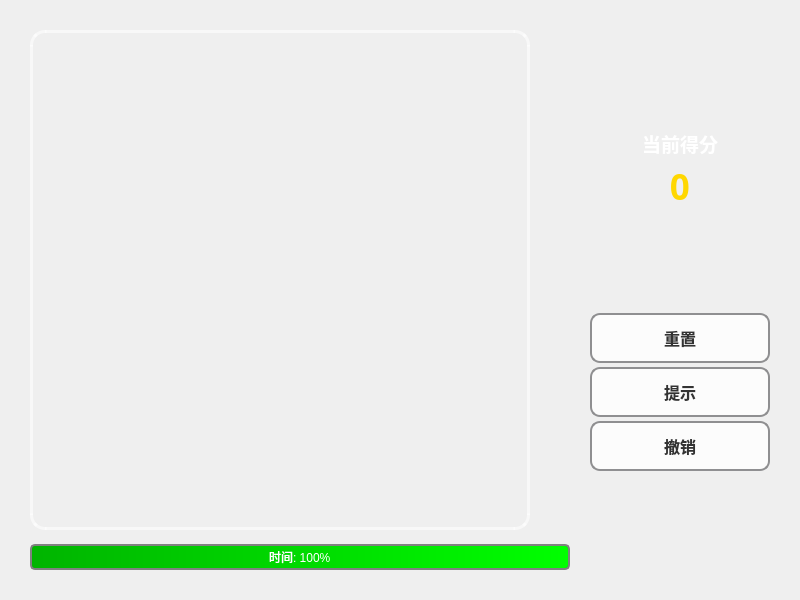
The window that src/view/GameWidget.ui (LiuYe716136/BegeweledGame) describes before a commit, drawn with Qt 5.
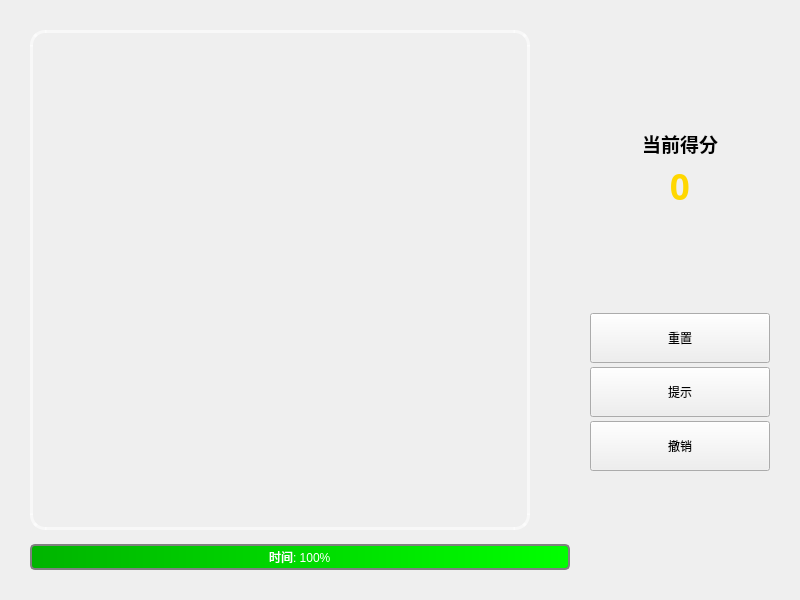
The same window after the commit. Icons and pictures are not drawn.

The edit to the form file:
```diff
--- a/src/view/GameWidget.ui
+++ b/src/view/GameWidget.ui
@@ -25,37 +25,6 @@
   <property name="windowTitle">
    <string>宝石迷阵 - Bejeweled</string>
   </property>
-  <property name="styleSheet">
-   <string notr="true">#GameWidget {
-        background-image: url(:/bgs/assets/images/game_bg.jpg);
-}
-
-QLabel {
-        color: white;
-        font-family: &quot;Microsoft YaHei&quot;;
-        font-weight: bold;
-}
-
-QPushButton {
-        background-color: rgba(255, 255, 255, 200);
-        border: 2px solid #8f8f91;
-        border-radius: 10px;
-        padding: 5px;
-        font-size: 16px;
-        color: #333;
-        font-weight: bold;
-}
-
-QPushButton:hover {
-        background-color: rgba(255, 255, 255, 240);
-        border-color: #ffffff;
-}
-
-QPushButton:pressed {
-        background-color: rgba(200, 200, 200, 200);
-        border-color: #555;
-}</string>
-  </property>
   <layout class="QHBoxLayout" name="horizontalLayout" stretch="3,1">
    <property name="spacing">
     <number>20</number>
```
